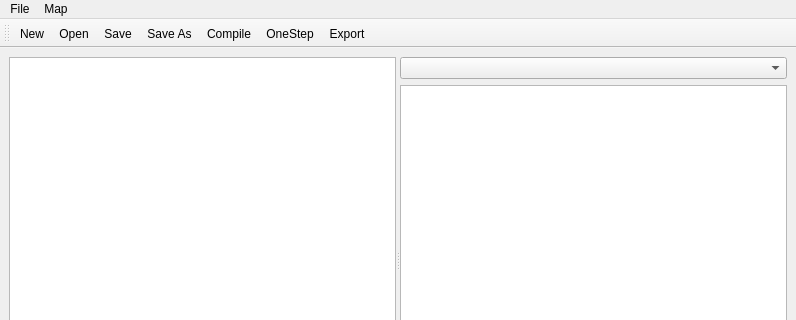
Qt form src/main/resources/base/zmap.ui (rileypb/zmap) before a commit; both pictures show x 0 to 796 and y 0 to 320 of the 796 by 600 pixel window.
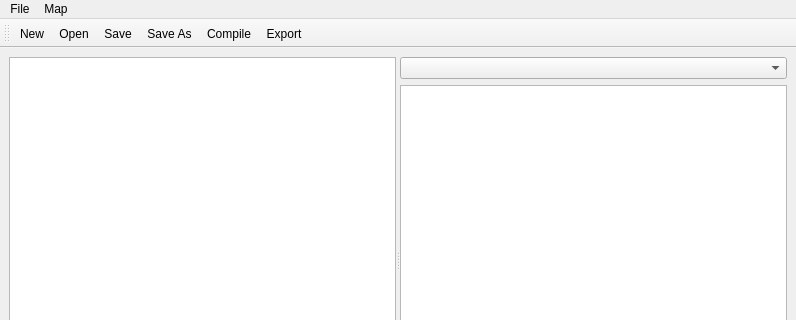
The same form after that commit. Icons and pictures are not drawn.

```diff
--- a/src/main/resources/base/zmap.ui
+++ b/src/main/resources/base/zmap.ui
@@ -128,7 +128,6 @@
    <addaction name="actionSave"/>
    <addaction name="actionSave_As"/>
    <addaction name="actionCompile"/>
-   <addaction name="actionOneStep"/>
    <addaction name="actionExport"/>
   </widget>
   <action name="actionOpen">
```
